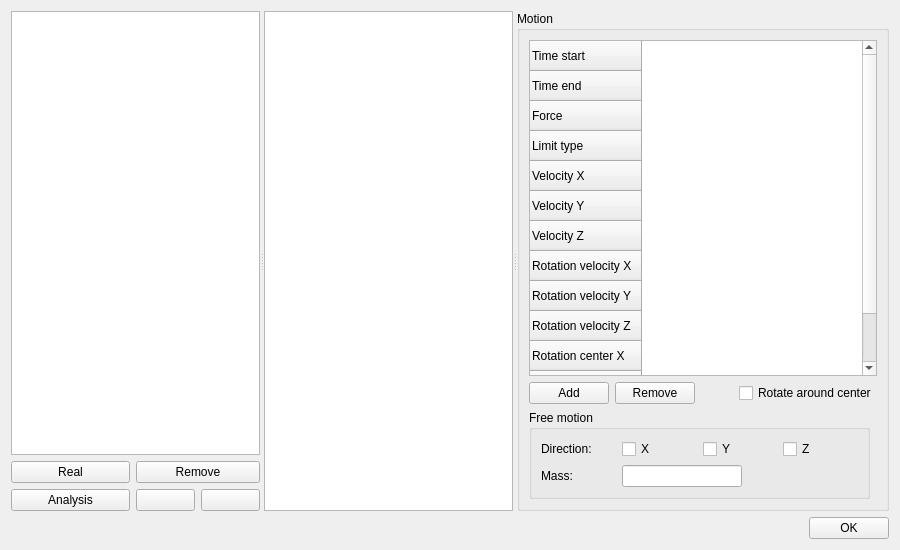
Above: QTDialogs/GeometriesEditorTab/GeometriesEditorTab.ui from msolids/musen before the change. Below: the same form after it.
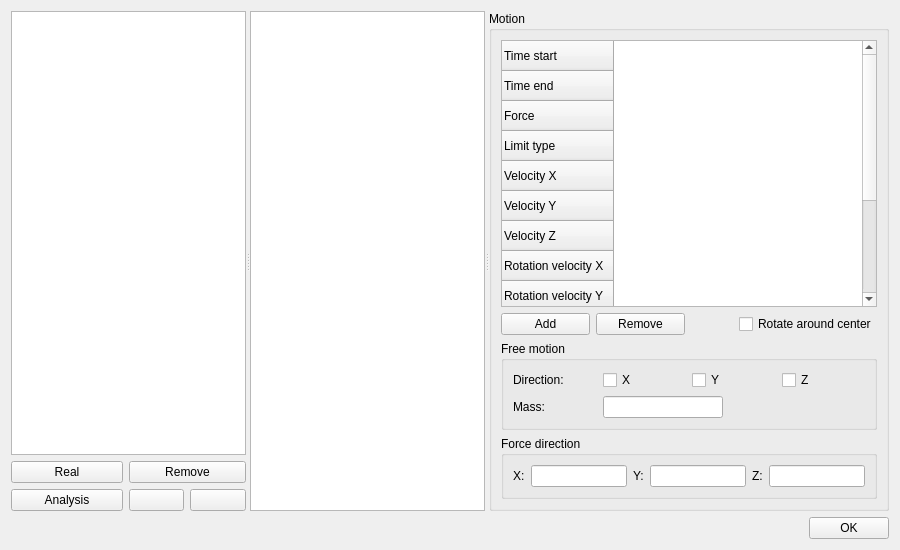
That is the form after the change. Icons and pictures are not drawn. Custom widgets are drawn as their Qt base class.

Commit message: feat: Force direction for force-driven geometry motion

```diff
--- a/QTDialogs/GeometriesEditorTab/GeometriesEditorTab.ui
+++ b/QTDialogs/GeometriesEditorTab/GeometriesEditorTab.ui
@@ -162,6 +162,11 @@
       <attribute name="headerVisible">
        <bool>false</bool>
       </attribute>
+      <column>
+       <property name="text">
+        <string notr="true">1</string>
+       </property>
+      </column>
      </widget>
      <widget class="QGroupBox" name="groupMotion">
       <property name="enabled">
@@ -308,7 +313,20 @@
         </layout>
        </item>
        <item>
-        <layout class="QHBoxLayout" name="horizontalLayout_5">
+        <layout class="QVBoxLayout" name="verticalLayout">
+         <item>
+          <spacer name="horizontalSpacer_4">
+           <property name="orientation">
+            <enum>Qt::Horizontal</enum>
+           </property>
+           <property name="sizeHint" stdset="0">
+            <size>
+             <width>0</width>
+             <height>0</height>
+            </size>
+           </property>
+          </spacer>
+         </item>
          <item>
           <widget class="QGroupBox" name="groupFreeMotion">
            <property name="title">
@@ -367,11 +385,64 @@
           </widget>
          </item>
          <item>
-          <spacer name="horizontalSpacer_4">
-           <property name="orientation">
-            <enum>Qt::Horizontal</enum>
+          <widget class="QGroupBox" name="groupForceDirection">
+           <property name="toolTip">
+            <string>Direction, onto which the total force acting on the geometry is projected to obtain the sensed force</string>
            </property>
-          </spacer>
+           <property name="title">
+            <string>Force direction</string>
+           </property>
+           <layout class="QHBoxLayout" name="horizontalLayout_2" stretch="0,1,0,1,0,1">
+            <item>
+             <widget class="QLabel" name="labelForceDirX">
+              <property name="sizePolicy">
+               <sizepolicy hsizetype="Fixed" vsizetype="Preferred">
+                <horstretch>0</horstretch>
+                <verstretch>0</verstretch>
+               </sizepolicy>
+              </property>
+              <property name="text">
+               <string>X:</string>
+              </property>
+             </widget>
+            </item>
+            <item>
+             <widget class="QLineEdit" name="lineEditForceDirX"/>
+            </item>
+            <item>
+             <widget class="QLabel" name="labelForceDirY">
+              <property name="sizePolicy">
+               <sizepolicy hsizetype="Fixed" vsizetype="Preferred">
+                <horstretch>0</horstretch>
+                <verstretch>0</verstretch>
+               </sizepolicy>
+              </property>
+              <property name="text">
+               <string>Y:</string>
+              </property>
+             </widget>
+            </item>
+            <item>
+             <widget class="QLineEdit" name="lineEditForceDirY"/>
+            </item>
+            <item>
+             <widget class="QLabel" name="labelForceDirZ">
+              <property name="sizePolicy">
+               <sizepolicy hsizetype="Fixed" vsizetype="Preferred">
+                <horstretch>0</horstretch>
+                <verstretch>0</verstretch>
+               </sizepolicy>
+              </property>
+              <property name="text">
+               <string>Z:</string>
+              </property>
+             </widget>
+            </item>
+            <item>
+             <widget class="QLineEdit" name="lineEditForceDirZ"/>
+            </item>
+           </layout>
+          </widget>
          </item>
         </layout>
        </item>
```
Left out of the diff: 18 changed lines with no effect on the pictures. The commit also changes 9 other files.
